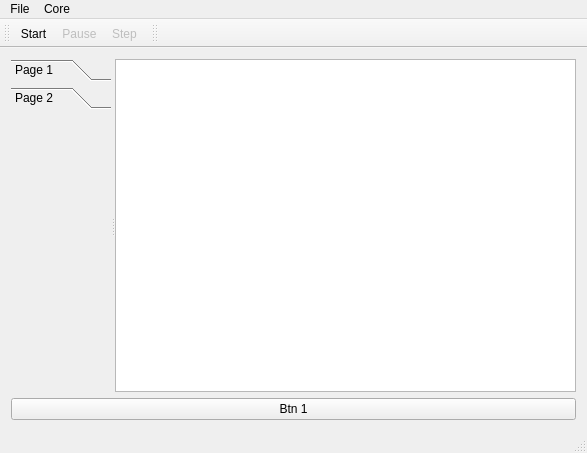
Before: the Qt Designer form QAvrRunner3/mainwindow.ui in kevza/QAvrSimulator, drawn with Qt 5.
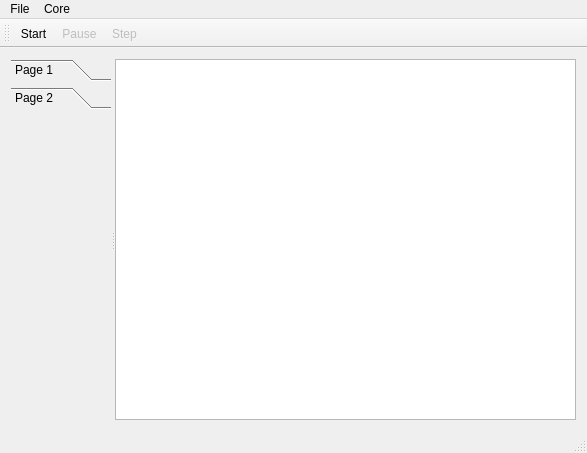
After: the same form once the commit is applied. The open tabs and pages were chosen to show the change. Icons and pictures are not drawn.

```diff
--- a/QAvrRunner3/mainwindow.ui
+++ b/QAvrRunner3/mainwindow.ui
@@ -49,8 +49,8 @@
          <rect>
           <x>0</x>
           <y>0</y>
-          <width>140</width>
-          <height>255</height>
+          <width>100</width>
+          <height>286</height>
          </rect>
         </property>
         <attribute name="label">
@@ -79,13 +79,6 @@
       </widget>
      </widget>
     </item>
-    <item>
-     <widget class="QPushButton" name="btnHardware">
-      <property name="text">
-       <string>Btn 1</string>
-      </property>
-     </widget>
-    </item>
    </layout>
   </widget>
   <widget class="QMenuBar" name="menuBar">
@@ -130,17 +123,6 @@
    <addaction name="actionPause"/>
    <addaction name="actionStep"/>
   </widget>
-  <widget class="QToolBar" name="toolBar_2">
-   <property name="windowTitle">
-    <string>toolBar_2</string>
-   </property>
-   <attribute name="toolBarArea">
-    <enum>TopToolBarArea</enum>
-   </attribute>
-   <attribute name="toolBarBreak">
-    <bool>false</bool>
-   </attribute>
-  </widget>
   <action name="actionLoad_Hex">
    <property name="text">
     <string>Load Hex</string>
```
Left out of the diff: 3 changed lines with no effect on the pictures.
